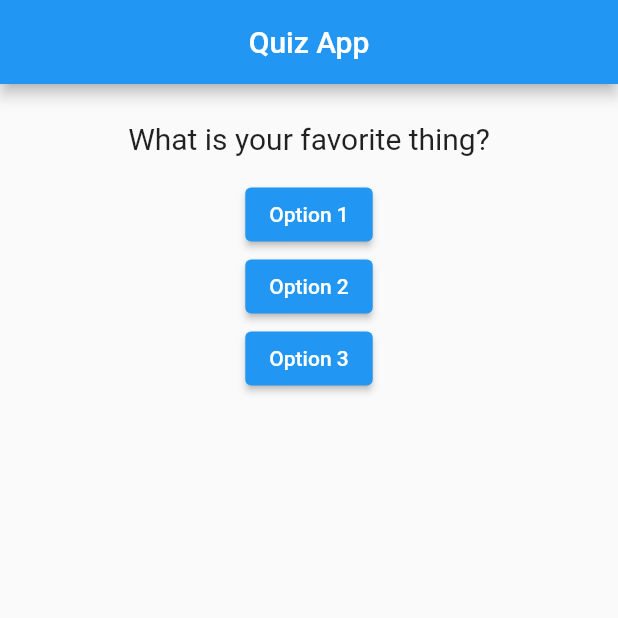
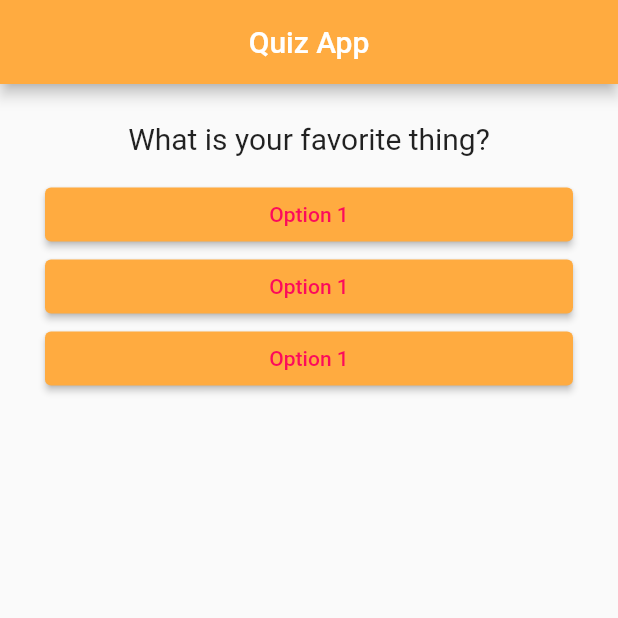
Before and after one commit to SaiVenkatesh007/flutter-prac, a Flutter app: the screen it shows after launch, on a phone screen of 412 x 824 dp, the top half of it. Run offline on Flutter 3.47's test engine with Material 2 defaults, Android fonts, the phone set to English and light mode, and no system bars.

Commit message:
Update
New widget has been created for Options and added a bit more styling

```diff
--- /dev/null
+++ b/quiz_app/lib/ans.dart
@@ -0,0 +1,24 @@
+import 'package:flutter/material.dart';
+
+class Answer extends StatelessWidget {
+  final VoidCallback selecter;
+
+  Answer(this.selecter);
+
+  @override
+  Widget build(BuildContext context) {
+    return Container(
+      width: double.infinity,
+      padding: const EdgeInsets.fromLTRB(30, 0, 30, 0),
+      child: ElevatedButton(
+        onPressed: selecter,
+        style: ButtonStyle(
+            backgroundColor: MaterialStateProperty.all(Colors.orangeAccent)),
+        child: const Text(
+          'Option 1',
+          style: TextStyle(color: Color.fromARGB(255, 252, 11, 91)),
+        ),
+      ),
+    );
+  }
+}
--- a/quiz_app/lib/main.dart
+++ b/quiz_app/lib/main.dart
@@ -1,6 +1,7 @@
 import 'package:flutter/material.dart';
 
 import './qn.dart';
+import './ans.dart';
 
 void main() => runApp(const MyApp());
 
@@ -24,7 +25,7 @@ class _MyAppState extends State<MyApp> {
         _questionNum += 1;
       }
     });
-    print(_questionNum);
+    // print(_questionNum);
   }
 
   @override //? Its just a decorator that makes our code much clearer (good practice)
@@ -38,6 +39,7 @@ class _MyAppState extends State<MyApp> {
     return MaterialApp(
         home: Scaffold(
       appBar: AppBar(
+        backgroundColor: Colors.orangeAccent,
         title: Container(
           width: double.infinity,
           padding: const EdgeInsets.all(10),
@@ -52,18 +54,12 @@ class _MyAppState extends State<MyApp> {
           Question(
             quesList[_questionNum],
             ),
-          ElevatedButton(
-              onPressed:_answerFunc, //? Shouldn't use () after function to make it act as a pointer
-              child: const Text('Option 1')),
-          ElevatedButton(
-            onPressed: _answerFunc,
-          child: const Text('Option 2')
-          ),
-          ElevatedButton(
-              onPressed: _answerFunc,
-              child: const Text('Option 3')),
-        ],
-      ),
-    ));
+          Answer(_answerFunc),
+          Answer(_answerFunc),
+          Answer(_answerFunc),
+          ],
+        ),
+      )
+    );
   }
 }
```
